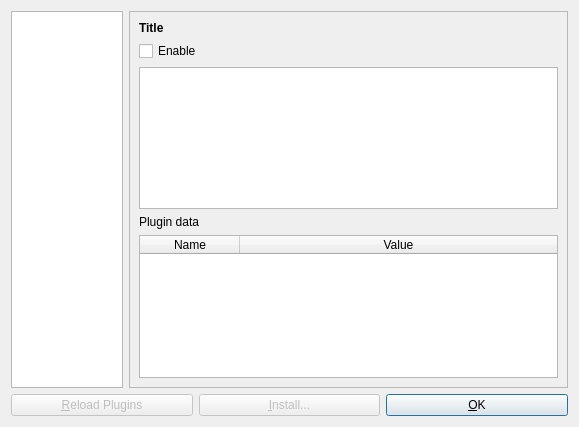
Old version of the form src/dialogs/dialog_plugins.ui in the repository mbasaglia/Knotter.
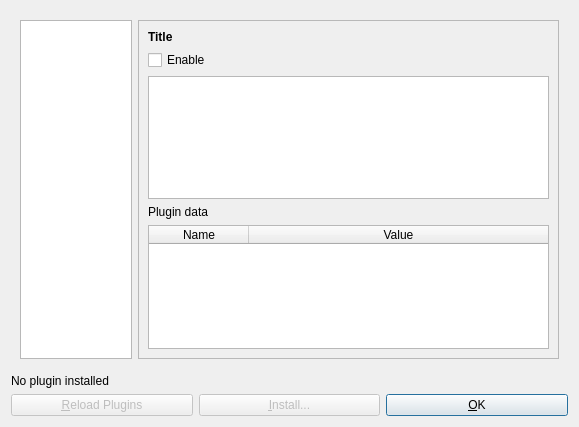
New version of the form. Icons and pictures are not drawn.

Commit message: GUI plugin error reporting

What changed in the file:
```diff
--- a/src/dialogs/dialog_plugins.ui
+++ b/src/dialogs/dialog_plugins.ui
@@ -20,6 +20,7 @@
   </property>
   <layout class="QVBoxLayout" name="verticalLayout">
    <item>
+    <widget class="QFrame" name="frame_info">
     <layout class="QHBoxLayout" name="horizontalLayout_3">
      <item>
       <widget class="QListWidget" name="listWidget">
@@ -113,6 +114,14 @@
       </widget>
      </item>
     </layout>
+    </widget>
+   </item>
+   <item>
+    <widget class="QLabel" name="label_empty">
+     <property name="text">
+      <string>No plugin installed</string>
+     </property>
+    </widget>
    </item>
    <item>
     <layout class="QHBoxLayout" name="horizontalLayout">
```
Lines whose indentation alone changed are shown as unchanged. The commit also changes 8 other files.
